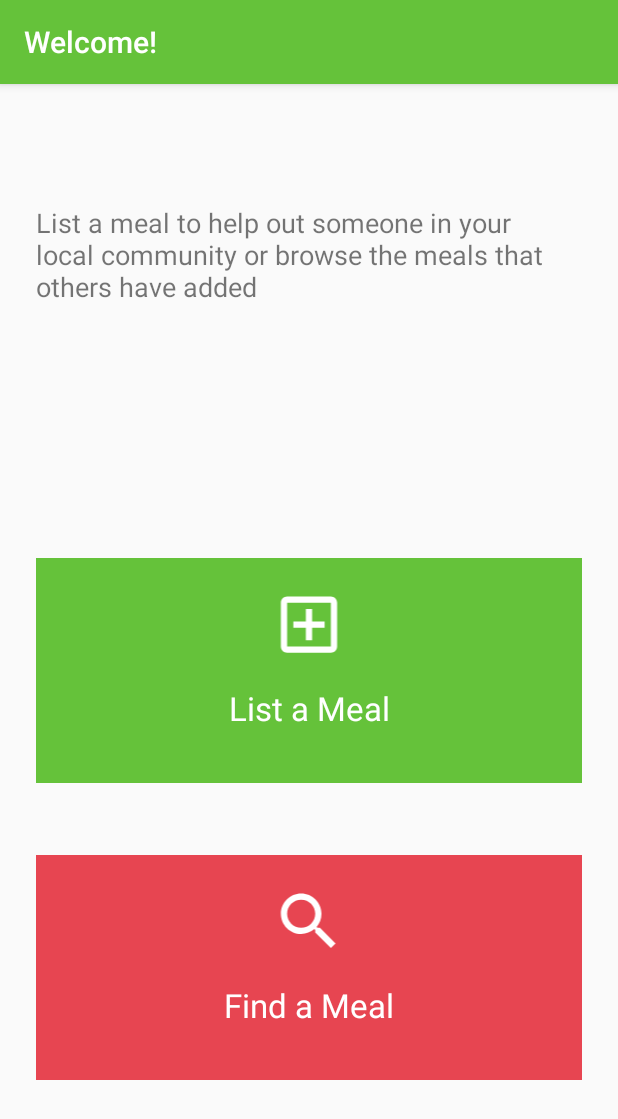
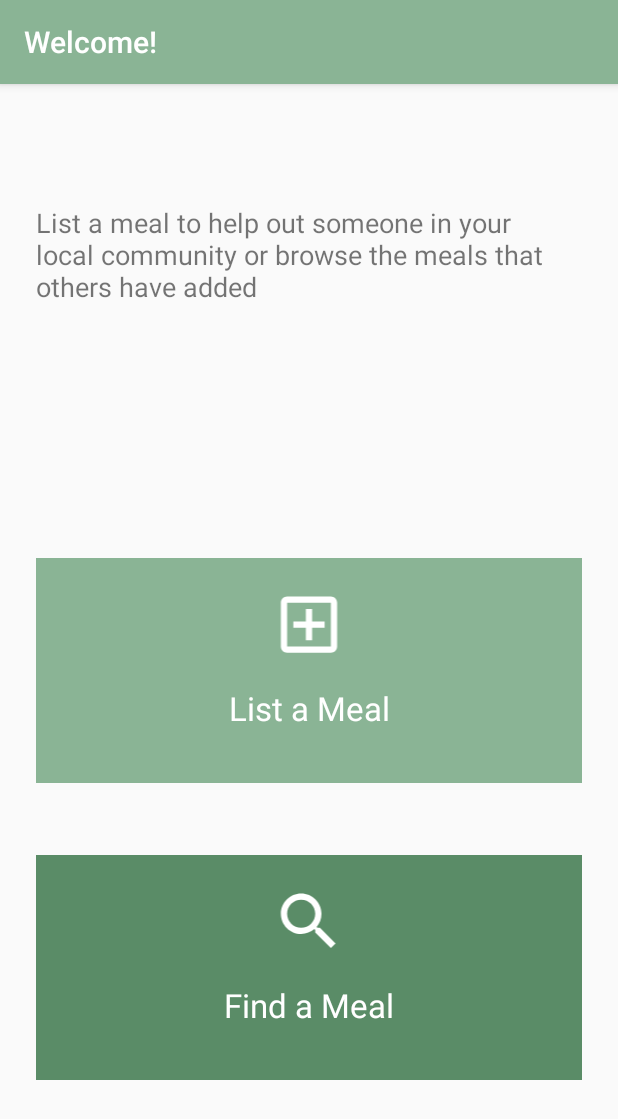
Before and after one commit to theappbusiness/benchHackathonNov20, an Android app: the screen it shows after launch (MainActivity), on a phone screen of 412 x 824 dp. Shown: the top 1119 px of the screen. Run offline under Robolectric (Android 15) with nearby library versions, the phone set to English and light mode, and no system bars.

Commit message:
Adds appGreen color to project

```diff
--- a/androidHackathonApp/src/main/res/layout/activity_main.xml
+++ b/androidHackathonApp/src/main/res/layout/activity_main.xml
@@ -43,7 +43,7 @@
 
     <com.kcc.kmmhackathon.androidHackathonApp.ActionButton
         android:id="@+id/find_meal_button"
-        android:background="@color/colorSecondary"
+        android:background="@color/colorPrimaryDark"
         android:layout_width="match_parent"
         android:layout_height="wrap_content"
         android:layout_margin="@dimen/default_margin" />
--- a/androidHackathonApp/src/main/res/values/colors.xml
+++ b/androidHackathonApp/src/main/res/values/colors.xml
@@ -1,13 +1,13 @@
 <?xml version="1.0" encoding="utf-8"?>
 <resources>
     <color name="white">#FFFFFF</color>
-    <color name="colorPrimary">#65C23A</color>
+    <color name="colorPrimary">#8AB495</color>
     <color name="colorSecondary">#E74551</color>
-    <color name="colorPrimaryDark">#2d9100</color>
+    <color name="colorPrimaryDark">#5a8c67</color>
     <color name="colorAccent">#03DAC5</color>
     <color name="colorHot">#E74551</color>
     <color name="colorCold">#0346FF</color>
     <color name="colorReserve">#E74551</color>
     <color name="colorUnavailable">#838383</color>
-    <color name="colorAppGreen"></color>
+    <color name="colorAppGreen">#8AB495</color>
 </resources>
```
